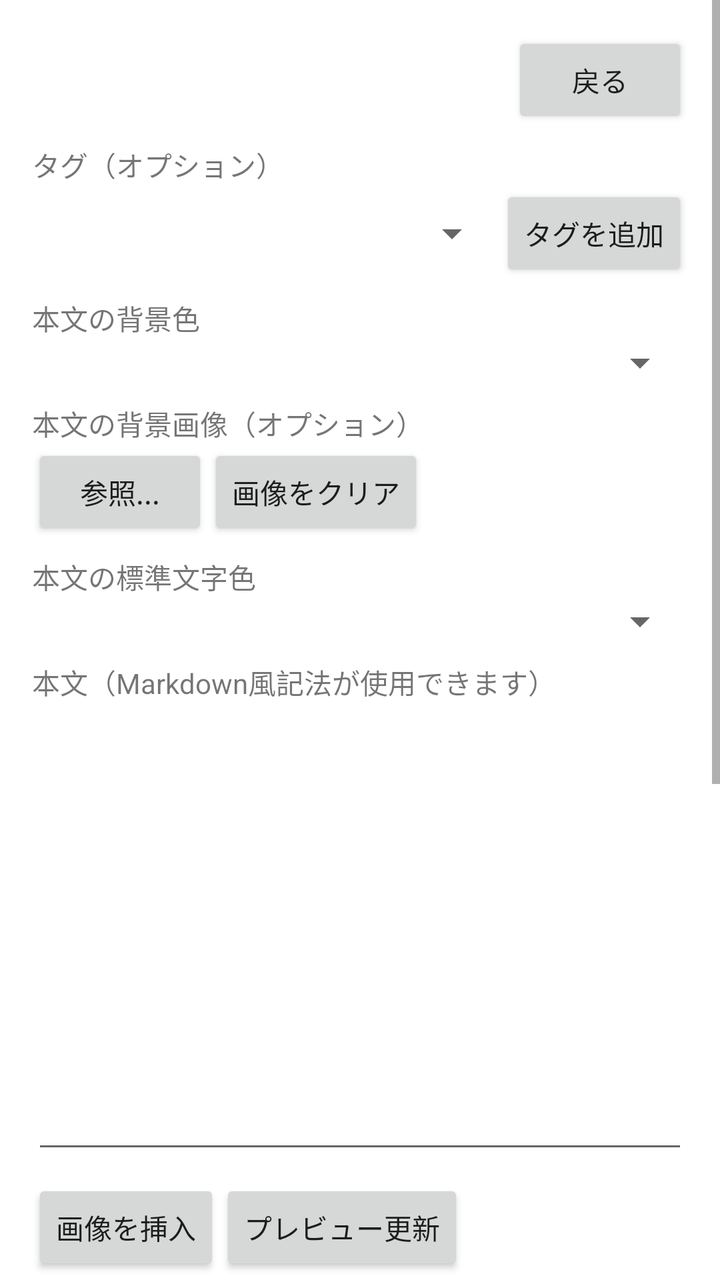
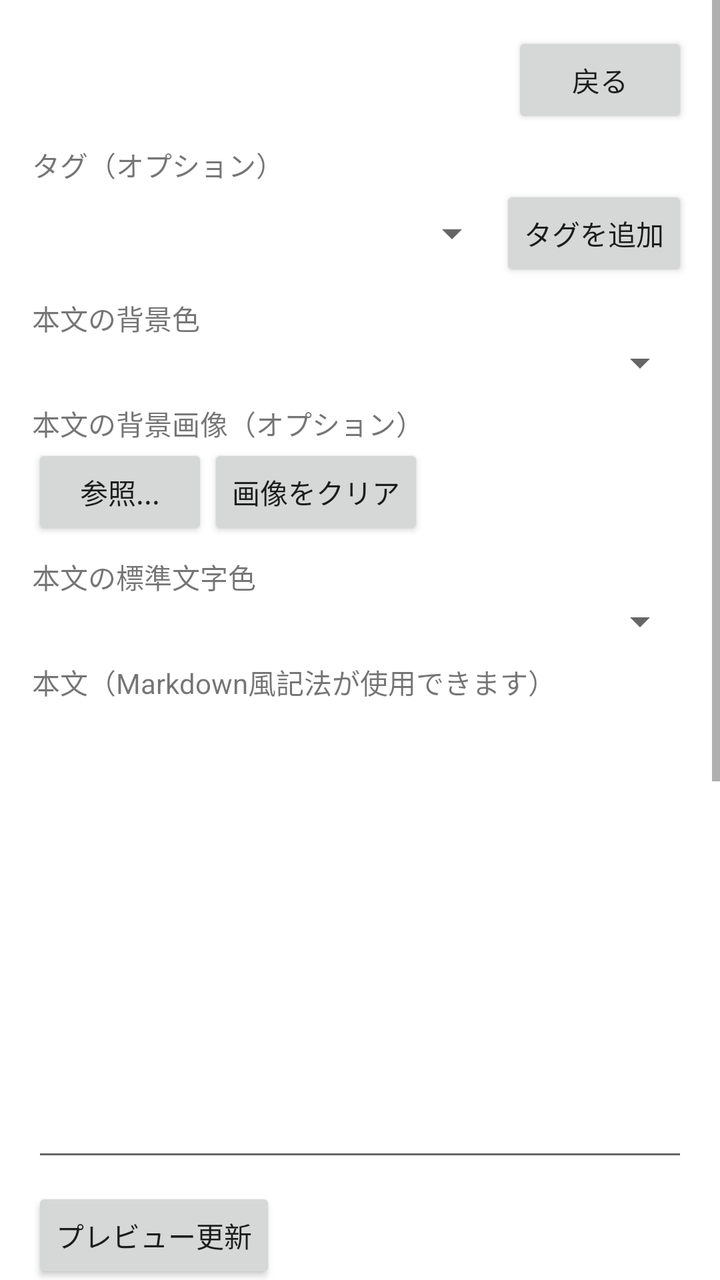

An Android layout rendered at two revisions. The XML below is the earlier revision; the diff shows what the commit changed to produce the second picture.
<!-- AndroidManifest.xml: application theme Theme.MyDictionary -->
<!-- res/layout/activity_note_create.xml -->
<?xml version="1.0" encoding="utf-8"?>
<ScrollView xmlns:android="http://schemas.android.com/apk/res/android"
    xmlns:tools="http://schemas.android.com/tools"
    android:layout_width="match_parent"
    android:layout_height="match_parent">

    <LinearLayout
        android:layout_width="match_parent"
        android:layout_height="wrap_content"
        android:orientation="vertical"
        android:padding="16dp">

        <LinearLayout
            android:layout_width="match_parent"
            android:layout_height="wrap_content"
            android:orientation="horizontal"
            android:gravity="center_vertical">

            <TextView
                android:id="@+id/screenTitle"
                android:layout_width="0dp"
                android:layout_height="wrap_content"
                android:layout_weight="1"
                android:textSize="20sp"
                android:textStyle="bold" />

            <Button
                android:id="@+id/backButton"
                android:layout_width="wrap_content"
                android:layout_height="wrap_content"
                android:text="@string/action_back" />
        </LinearLayout>

        <LinearLayout
            android:id="@+id/columnFieldsContainer"
            android:layout_width="match_parent"
            android:layout_height="wrap_content"
            android:orientation="vertical" />

        <TextView
            android:layout_width="wrap_content"
            android:layout_height="wrap_content"
            android:text="@string/label_tags_optional"
            android:paddingTop="8dp" />

        <TextView
            android:id="@+id/noTagsLabel"
            android:layout_width="wrap_content"
            android:layout_height="wrap_content"
            android:text="@string/no_tags_in_book"
            android:visibility="gone" />

        <com.google.android.material.chip.ChipGroup
            android:id="@+id/selectedTagsChipGroup"
            android:layout_width="match_parent"
            android:layout_height="wrap_content" />

        <LinearLayout
            android:id="@+id/tagAddRow"
            android:layout_width="match_parent"
            android:layout_height="wrap_content"
            android:orientation="horizontal"
            android:gravity="center_vertical">

            <Spinner
                android:id="@+id/tagSpinner"
                android:layout_width="0dp"
                android:layout_height="wrap_content"
                android:layout_weight="1" />

            <Button
                android:id="@+id/addTagButton"
                android:layout_width="wrap_content"
                android:layout_height="wrap_content"
                android:text="@string/action_add_tag_to_note" />
        </LinearLayout>

        <TextView
            android:layout_width="wrap_content"
            android:layout_height="wrap_content"
            android:text="@string/label_note_background_theme"
            android:paddingTop="8dp" />

        <Spinner
            android:id="@+id/backgroundThemeSpinner"
            android:layout_width="match_parent"
            android:layout_height="wrap_content" />

        <TextView
            android:layout_width="wrap_content"
            android:layout_height="wrap_content"
            android:text="@string/label_note_background_image"
            android:paddingTop="8dp" />

        <LinearLayout
            android:layout_width="match_parent"
            android:layout_height="wrap_content"
            android:orientation="horizontal"
            android:gravity="center_vertical">

            <Button
                android:id="@+id/browseBackgroundImageButton"
                android:layout_width="wrap_content"
                android:layout_height="wrap_content"
                android:text="@string/action_browse" />

            <Button
                android:id="@+id/clearBackgroundImageButton"
                android:layout_width="wrap_content"
                android:layout_height="wrap_content"
                android:text="@string/action_clear_image" />

            <TextView
                android:id="@+id/backgroundImageLabel"
                android:layout_width="0dp"
                android:layout_height="wrap_content"
                android:layout_weight="1"
                android:layout_marginStart="8dp"
                android:ellipsize="middle"
                android:singleLine="true" />
        </LinearLayout>

        <TextView
            android:layout_width="wrap_content"
            android:layout_height="wrap_content"
            android:text="@string/label_note_text_color"
            android:paddingTop="8dp" />

        <Spinner
            android:id="@+id/textColorSpinner"
            android:layout_width="match_parent"
            android:layout_height="wrap_content" />

        <TextView
            android:layout_width="wrap_content"
            android:layout_height="wrap_content"
            android:text="@string/note_body_label"
            android:paddingTop="8dp" />

        <EditText
            android:id="@+id/bodyField"
            android:layout_width="match_parent"
            android:layout_height="wrap_content"
            android:gravity="top"
            android:inputType="textMultiLine"
            android:minLines="10" />

        <LinearLayout
            android:layout_width="match_parent"
            android:layout_height="wrap_content"
            android:orientation="horizontal"
            android:paddingTop="8dp">

            <Button
                android:id="@+id/insertImageButton"
                android:layout_width="wrap_content"
                android:layout_height="wrap_content"
                android:text="@string/action_insert_image" />

            <Button
                android:id="@+id/previewButton"
                android:layout_width="wrap_content"
                android:layout_height="wrap_content"
                android:text="@string/action_update_preview" />
        </LinearLayout>

        <WebView
            android:id="@+id/previewWebView"
            tools:ignore="WebViewLayout"
            android:layout_width="match_parent"
            android:layout_height="300dp"
            android:layout_marginTop="8dp" />

        <TextView
            android:id="@+id/errorLabel"
            android:layout_width="match_parent"
            android:layout_height="wrap_content"
            android:textColor="#FF0000"
            android:paddingTop="8dp" />

        <Button
            android:id="@+id/saveButton"
            android:layout_width="match_parent"
            android:layout_height="wrap_content"
            android:layout_marginTop="8dp"
            android:text="@string/action_save_note" />

    </LinearLayout>
</ScrollView>
<!-- resources referenced by this layout -->
<resources>
  <string name="action_add_tag_to_note">タグを追加</string>
  <string name="action_back">戻る</string>
  <string name="action_browse">参照...</string>
  <string name="action_clear_image">画像をクリア</string>
  <string name="action_insert_image">画像を挿入</string>
  <string name="action_save_note">ノートを保存</string>
  <string name="action_update_preview">プレビュー更新</string>
  <string name="label_note_background_image">本文の背景画像（オプション）</string>
  <string name="label_note_background_theme">本文の背景色</string>
  <string name="label_note_text_color">本文の標準文字色</string>
  <string name="label_tags_optional">タグ（オプション）</string>
  <string name="no_tags_in_book">（このブックにはタグがありません）</string>
  <string name="note_body_label">本文（Markdown風記法が使用できます）</string>
  <style name="Theme.MyDictionary" parent="Theme.MaterialComponents.DayNight.NoActionBar" />
</resources>

<!-- the commit's change to res/layout/activity_note_create.xml (unified diff, before → after) -->
@@ -137,6 +137,13 @@
             android:text="@string/note_body_label"
             android:paddingTop="8dp" />
 
+        <LinearLayout
+            android:id="@+id/formatToolbarContainer"
+            android:layout_width="match_parent"
+            android:layout_height="wrap_content"
+            android:layout_marginTop="4dp"
+            android:orientation="horizontal" />
+
         <EditText
             android:id="@+id/bodyField"
             android:layout_width="match_parent"
@@ -145,24 +152,12 @@
             android:inputType="textMultiLine"
             android:minLines="10" />
 
-        <LinearLayout
-            android:layout_width="match_parent"
+        <Button
+            android:id="@+id/previewButton"
+            android:layout_width="wrap_content"
             android:layout_height="wrap_content"
-            android:orientation="horizontal"
-            android:paddingTop="8dp">
-
-            <Button
-                android:id="@+id/insertImageButton"
-                android:layout_width="wrap_content"
-                android:layout_height="wrap_content"
-                android:text="@string/action_insert_image" />
-
-            <Button
-                android:id="@+id/previewButton"
-                android:layout_width="wrap_content"
-                android:layout_height="wrap_content"
-                android:text="@string/action_update_preview" />
-        </LinearLayout>
+            android:layout_marginTop="8dp"
+            android:text="@string/action_update_preview" />
 
         <WebView
             android:id="@+id/previewWebView"
<!-- resource entries referenced after the edit -->
@@ -4,7 +4,6 @@
   <string name="action_back">戻る</string>
   <string name="action_browse">参照...</string>
   <string name="action_clear_image">画像をクリア</string>
-  <string name="action_insert_image">画像を挿入</string>
   <string name="action_save_note">ノートを保存</string>
   <string name="action_update_preview">プレビュー更新</string>
   <string name="label_note_background_image">本文の背景画像（オプション）</string>
